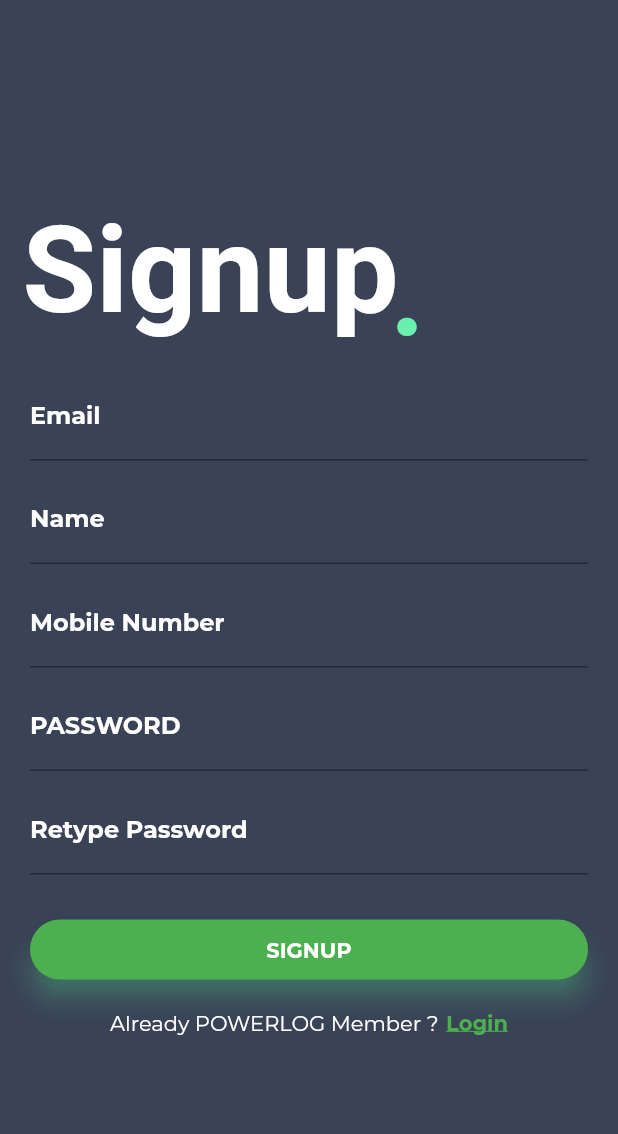
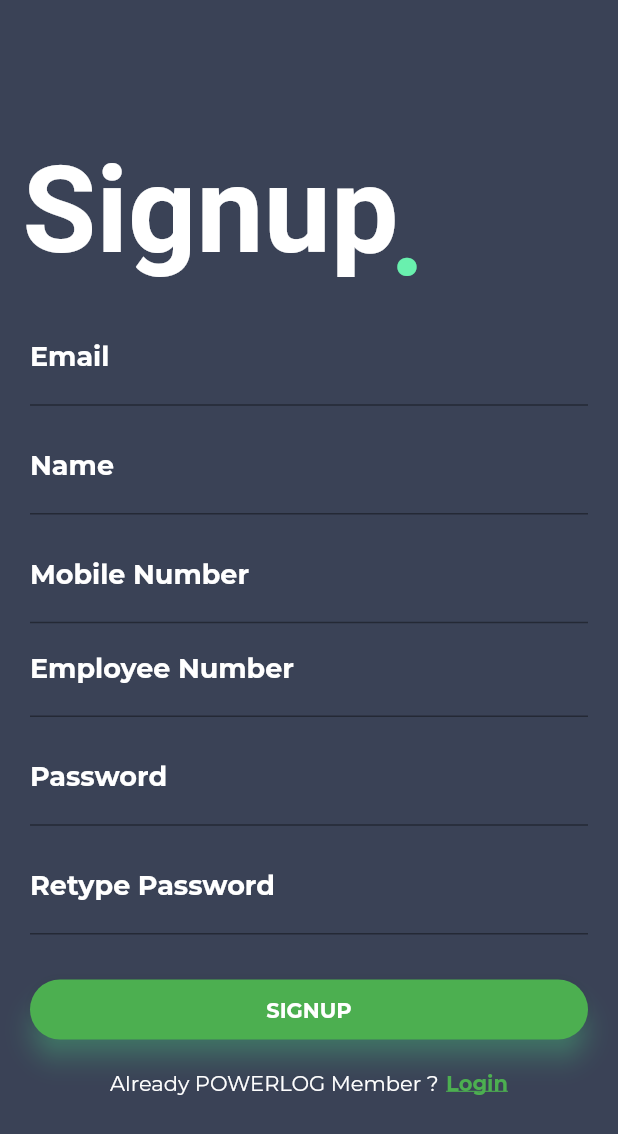
Before and after one commit to rahulbalhararkb/powerlog, a Flutter app: the screen it shows after launch, after a tap on "LOGIN", after a tap on "Register", on a phone screen of 412 x 824 dp. Shown: the top 1134 px of the screen. Run offline on Flutter 3.47's test engine with Material 2 defaults, Android fonts, the phone set to English and light mode, and no system bars; our stand-ins replace cloud_firestore, firebase_auth, splashscreen; accounts and stored records are empty; project files that could hold a hidden picture were left out.

Commit message:
employee number added

```diff
--- a/lib/ui/login.dart
+++ b/lib/ui/login.dart
@@ -21,6 +21,7 @@ class _LoginPageState extends State<LoginPage> {
   String _repassword;
   String _name;
   String _mobile;
+  String _employee;
   FormType _formType = FormType.login;
 
   bool validateAndSave() {
@@ -49,6 +50,7 @@ class _LoginPageState extends State<LoginPage> {
             'email': _email,
             'name': _name,
             'mobilenumber': _mobile,
+            'employeenumber': _employee,
             'password': _password,
             'repassword': _repassword
           });
@@ -183,6 +185,10 @@ class _LoginPageState extends State<LoginPage> {
                   child: Column(
                     children: <Widget>[
                       TextFormField(
+                        style: TextStyle(
+                                    color: Colors.white,
+                                    fontWeight: FontWeight.bold,
+                                    fontSize: 18.0),
                         decoration: InputDecoration(
                             labelText: 'Email',
                             labelStyle: TextStyle(
@@ -198,6 +204,10 @@ class _LoginPageState extends State<LoginPage> {
                       ),
                       SizedBox(height: 10.0),
                       TextFormField(
+                        style: TextStyle(
+                                    color: Colors.white,
+                                    fontWeight: FontWeight.bold,
+                                    fontSize: 18.0),
                         decoration: InputDecoration(
                             labelText: 'Password',
                             labelStyle: TextStyle(
@@ -232,6 +242,10 @@ class _LoginPageState extends State<LoginPage> {
                   child: Column(
                     children: <Widget>[
                       TextFormField(
+                        style: TextStyle(
+                                    color: Colors.white,
+                                    fontWeight: FontWeight.bold,
+                                    fontSize: 18.0),
                         decoration: InputDecoration(
                             labelText: 'Email',
                             labelStyle: TextStyle(
@@ -248,6 +262,10 @@ class _LoginPageState extends State<LoginPage> {
                       ),
                       SizedBox(height: 10.0),
                       TextFormField(
+                        style: TextStyle(
+                                    color: Colors.white,
+                                    fontWeight: FontWeight.bold,
+                                    fontSize: 18.0),
                         decoration: InputDecoration(
                             labelText: 'Name ',
                             labelStyle: TextStyle(
@@ -262,6 +280,10 @@ class _LoginPageState extends State<LoginPage> {
                       ),
                       SizedBox(height: 10.0),
                       TextFormField(
+                        style: TextStyle(
+                                    color: Colors.white,
+                                    fontWeight: FontWeight.bold,
+                                    fontSize: 18.0),
                         decoration: InputDecoration(
                             labelText: 'Mobile Number ',
                             labelStyle: TextStyle(
@@ -275,10 +297,32 @@ class _LoginPageState extends State<LoginPage> {
                             : null,
                         onSaved: (value) => _mobile = value,
                       ),
+                      TextFormField(
+                        style: TextStyle(
+                                    color: Colors.white,
+                                    fontWeight: FontWeight.bold,
+                                    fontSize: 18.0),
+                        decoration: InputDecoration(
+                            labelText: 'Employee Number ',
+                            labelStyle: TextStyle(
+                                fontFamily: 'Montserrat',
+                                fontWeight: FontWeight.bold,
+                                color: Colors.white),
+                            focusedBorder: UnderlineInputBorder(
+                                borderSide: BorderSide(color: Colors.green))),
+                        validator: (value) => value.isEmpty
+                            ? 'Employee Number can\'t be empty'
+                            : null,
+                        onSaved: (value) => _employee = value,
+                      ),
                       SizedBox(height: 10.0),
                       TextFormField(
+                        style: TextStyle(
+                                    color: Colors.white,
+                                    fontWeight: FontWeight.bold,
+                                    fontSize: 18.0),
                         decoration: InputDecoration(
-                            labelText: 'PASSWORD ',
+                            labelText: 'Password ',
                             labelStyle: TextStyle(
                                 fontFamily: 'Montserrat',
                                 fontWeight: FontWeight.bold,
@@ -292,6 +336,10 @@ class _LoginPageState extends State<LoginPage> {
                       ),
                       SizedBox(height: 10.0),
                       TextFormField(
+                        style: TextStyle(
+                                    color: Colors.white,
+                                    fontWeight: FontWeight.bold,
+                                    fontSize: 18.0),
                         decoration: InputDecoration(
                             labelText: 'Retype Password ',
                             labelStyle: TextStyle(
```
